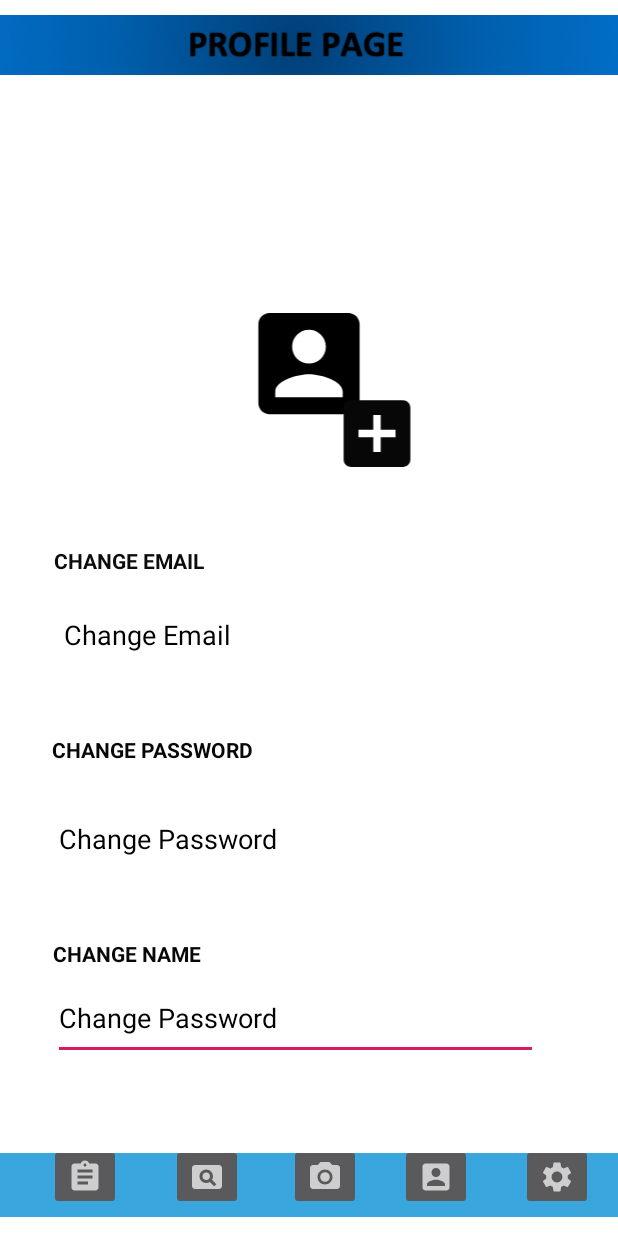
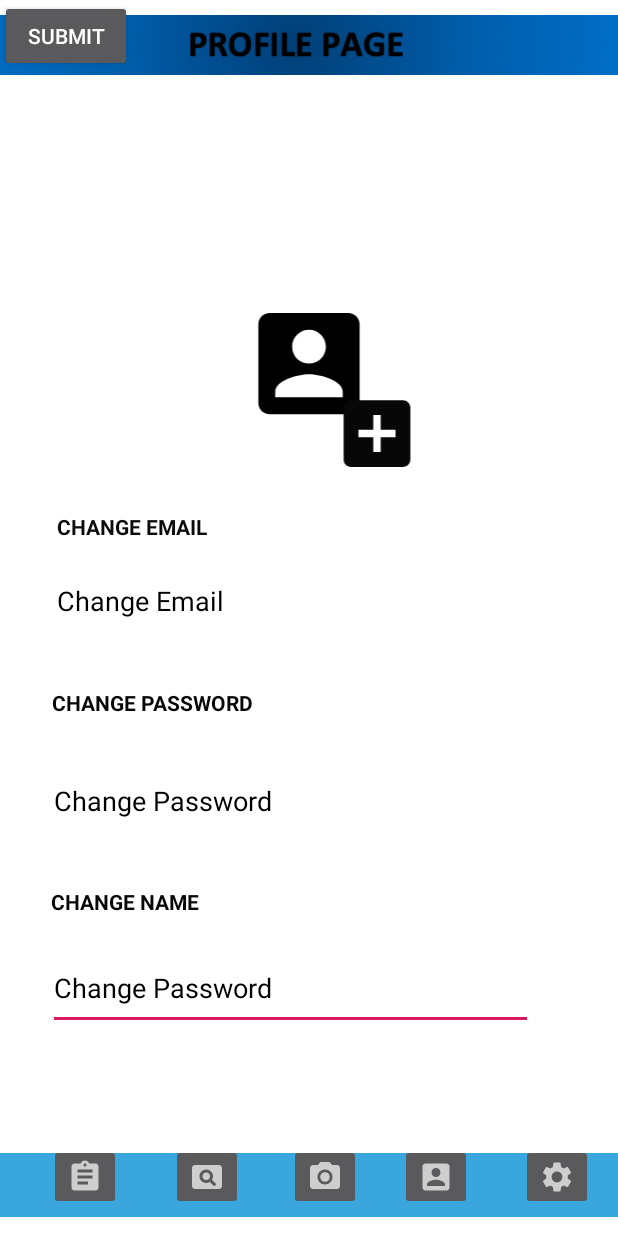
Before and after one commit to Ssak4395/digidocs, an Android app: the Profile screen opened directly, with no data from a screen before it, on a phone screen of 412 x 824 dp. Run offline under Robolectric (Android 15) with nearby library versions, the light colour scheme and no system bars; our stand-ins replace Firebase (no records; nobody signed in at launch, a user with empty details on screens opened directly); Roboto replaces fonts that are not available here.

Commit message:
a button to update any user data

```diff
--- a/app/src/main/java/com/example/digitaldocs/activities/Profile.java
+++ b/app/src/main/java/com/example/digitaldocs/activities/Profile.java
@@ -28,7 +28,7 @@ public class Profile extends AppCompatActivity {
      private ImageButton settings;
      private ImageButton receipt;
 
-     private TextView name,email;
+     private TextView name,email,last;
      FirebaseAuth fAuth;
      FirebaseFirestore fStore;
      private String userID;
--- a/app/src/main/res/layout/profile_page.xml
+++ b/app/src/main/res/layout/profile_page.xml
@@ -2,6 +2,7 @@
 <androidx.constraintlayout.widget.ConstraintLayout xmlns:android="http://schemas.android.com/apk/res/android"
     xmlns:app="http://schemas.android.com/apk/res-auto"
     xmlns:tools="http://schemas.android.com/tools"
+    android:id="@+id/submit_widget"
     android:layout_width="match_parent"
     android:layout_height="match_parent"
     android:background="#FFFFFF">
@@ -9,8 +10,8 @@
     <androidx.constraintlayout.widget.ConstraintLayout
         android:layout_width="match_parent"
         android:layout_height="match_parent"
-        tools:layout_editor_absoluteX="-59dp"
-        tools:layout_editor_absoluteY="16dp">
+        tools:layout_editor_absoluteX="0dp"
+        tools:layout_editor_absoluteY="-16dp">
 
         <EditText
             android:id="@+id/editPassword2"
@@ -24,10 +25,10 @@
             android:textColorHint="#000000"
             app:layout_constraintBottom_toBottomOf="parent"
             app:layout_constraintEnd_toEndOf="parent"
-            app:layout_constraintHorizontal_bias="0.397"
+            app:layout_constraintHorizontal_bias="0.363"
             app:layout_constraintStart_toStartOf="parent"
             app:layout_constraintTop_toTopOf="parent"
-            app:layout_constraintVertical_bias="0.847" />
+            app:layout_constraintVertical_bias="0.821" />
 
         <EditText
             android:id="@+id/email"
@@ -41,10 +42,10 @@
             android:textColorHint="#000000"
             app:layout_constraintBottom_toBottomOf="parent"
             app:layout_constraintEnd_toEndOf="parent"
-            app:layout_constraintHorizontal_bias="0.436"
+            app:layout_constraintHorizontal_bias="0.39"
             app:layout_constraintStart_toStartOf="parent"
             app:layout_constraintTop_toTopOf="parent"
-            app:layout_constraintVertical_bias="0.515" />
+            app:layout_constraintVertical_bias="0.485" />
 
         <EditText
             android:id="@+id/password"
@@ -57,10 +58,10 @@
             android:textColorHint="#000000"
             app:layout_constraintBottom_toBottomOf="parent"
             app:layout_constraintEnd_toEndOf="parent"
-            app:layout_constraintHorizontal_bias="0.397"
+            app:layout_constraintHorizontal_bias="0.363"
             app:layout_constraintStart_toStartOf="parent"
             app:layout_constraintTop_toTopOf="parent"
-            app:layout_constraintVertical_bias="0.692" />
+            app:layout_constraintVertical_bias="0.659" />
 
         <TextView
             android:id="@+id/test"
@@ -121,10 +122,10 @@
             android:textStyle="bold"
             app:layout_constraintBottom_toBottomOf="parent"
             app:layout_constraintEnd_toEndOf="parent"
-            app:layout_constraintHorizontal_bias="0.116"
+            app:layout_constraintHorizontal_bias="0.122"
             app:layout_constraintStart_toStartOf="parent"
             app:layout_constraintTop_toTopOf="parent"
-            app:layout_constraintVertical_bias="0.452" />
+            app:layout_constraintVertical_bias="0.424" />
 
         <TextView
             android:id="@+id/textView15"
@@ -138,7 +139,7 @@
             app:layout_constraintHorizontal_bias="0.126"
             app:layout_constraintStart_toStartOf="parent"
             app:layout_constraintTop_toTopOf="parent"
-            app:layout_constraintVertical_bias="0.609" />
+            app:layout_constraintVertical_bias="0.57" />
 
         <TextView
             android:id="@+id/textView18"
@@ -149,10 +150,10 @@
             android:textStyle="bold"
             app:layout_constraintBottom_toBottomOf="parent"
             app:layout_constraintEnd_toEndOf="parent"
-            app:layout_constraintHorizontal_bias="0.112"
+            app:layout_constraintHorizontal_bias="0.108"
             app:layout_constraintStart_toStartOf="parent"
             app:layout_constraintTop_toTopOf="parent"
-            app:layout_constraintVertical_bias="0.778" />
+            app:layout_constraintVertical_bias="0.735" />
 
         <ImageView
             android:id="@+id/imageView8"
@@ -238,6 +239,14 @@
             app:layout_constraintVertical_bias="0.978"
             app:srcCompat="@drawable/ic_baseline_camera_alt_24" />
 
+        <Button
+            android:id="@+id/button"
+            android:layout_width="wrap_content"
+            android:layout_height="wrap_content"
+            android:text="Submit"
+            tools:layout_editor_absoluteX="155dp"
+            tools:layout_editor_absoluteY="612dp" />
+
     </androidx.constraintlayout.widget.ConstraintLayout>
 
 </androidx.constraintlayout.widget.ConstraintLayout>
```
